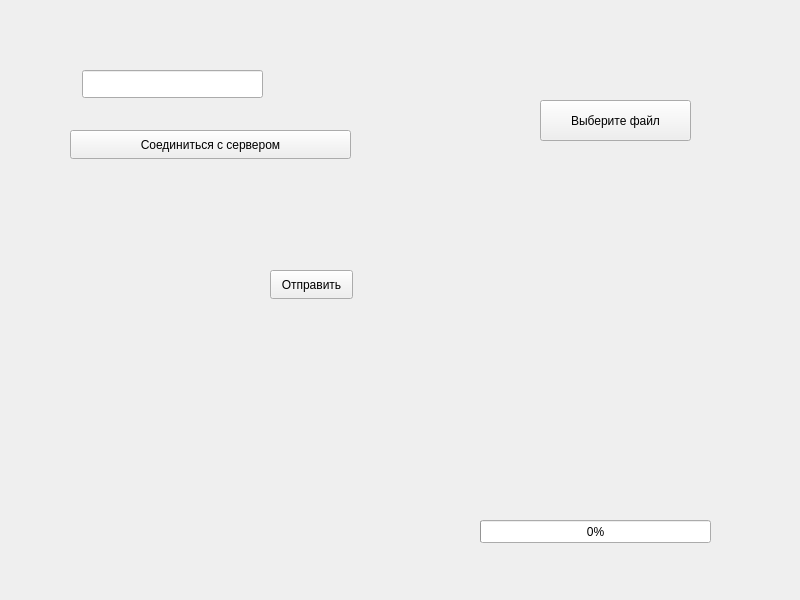
The window that Client/mainwindow.ui (wakeUPdxxn/testForCB) describes before a commit, drawn with Qt 5.
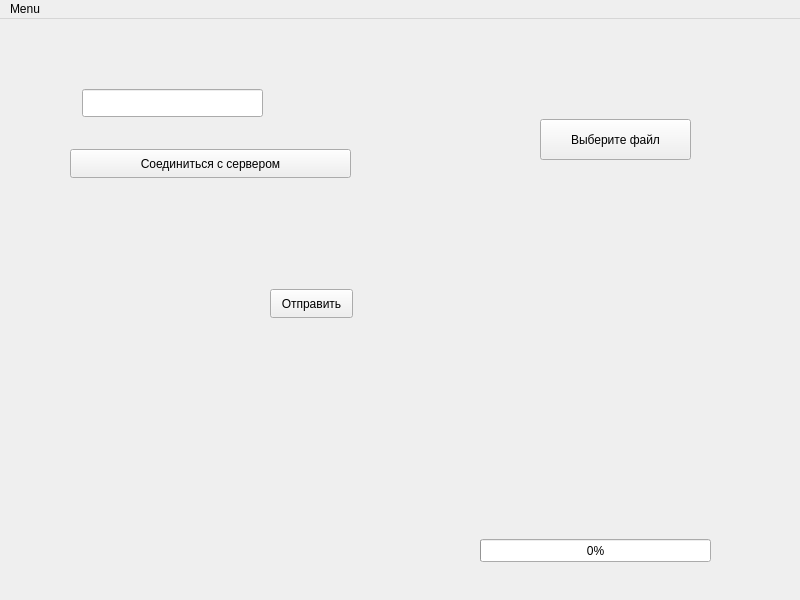
The same window after the commit.

Commit message: Menu added.Integrating with "managin connection" window

Diff of the .ui file:
```diff
--- a/Client/mainwindow.ui
+++ b/Client/mainwindow.ui
@@ -77,6 +77,32 @@
     </property>
    </widget>
   </widget>
+  <widget class="QMenuBar" name="menuBar">
+   <property name="geometry">
+    <rect>
+     <x>0</x>
+     <y>0</y>
+     <width>800</width>
+     <height>31</height>
+    </rect>
+   </property>
+   <widget class="QMenu" name="Menu">
+    <property name="title">
+     <string>Menu</string>
+    </property>
+    <addaction name="settingsPressed"/>
+    <addaction name="separator"/>
+   </widget>
+   <addaction name="Menu"/>
+  </widget>
+  <action name="settingsPressed">
+   <property name="text">
+    <string>Connection settings</string>
+   </property>
+   <property name="toolTip">
+    <string>Connection preferences</string>
+   </property>
+  </action>
  </widget>
  <resources/>
  <connections/>
```
The commit also changes 2 other files.
